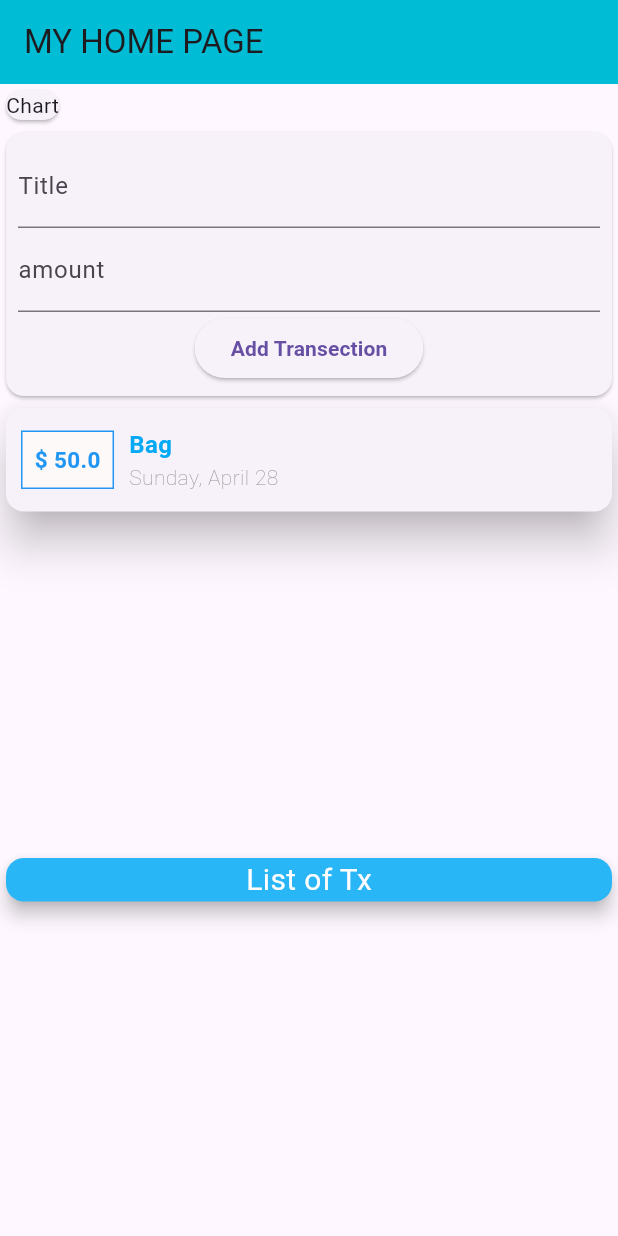
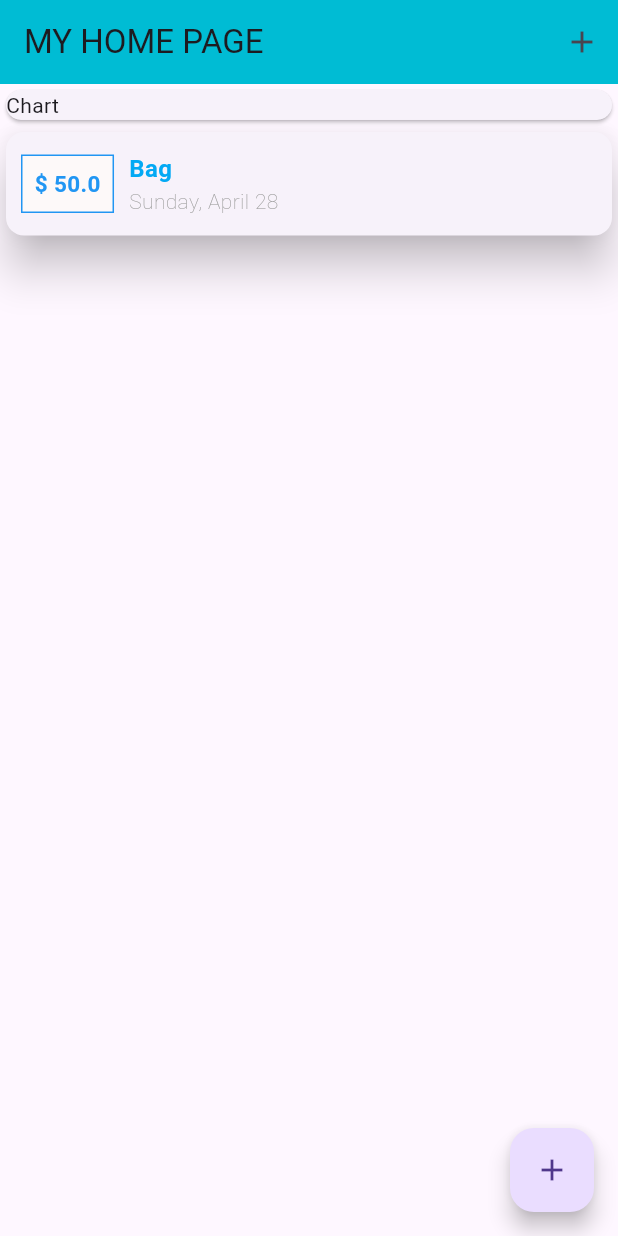
Before and after one commit to takiul-sumon/Personal-Expenens-App, a Flutter app: the screen it shows after launch, on a phone screen of 412 x 824 dp. Run offline on Flutter 3.47's test engine with Material 3 defaults, Android fonts, the phone set to English and light mode, and no system bars.

Commit message:
Little Modification

```diff
--- a/lib/main.dart
+++ b/lib/main.dart
@@ -1,57 +1,81 @@
 import 'package:flutter/material.dart';
-import 'package:personal_expenses/widget/user_transection.dart';
+import 'package:personal_expenses/widget/transectionlist.dart';
+
+import './widget/new_usertransection.dart';
+import './models/transection.dart';
 
 void main() {
   runApp(MyApp());
 }
 
-class MyApp extends StatelessWidget {
+class MyApp extends StatefulWidget {
+  @override
+  State<MyApp> createState() => _MyAppState();
+}
+
+class _MyAppState extends State<MyApp> {
+  final List<Transections> Usertransection = [
+    Transections(id: "f", title: "Bag", amount: 50, date: DateTime.now())
+  ];
+  void _addnewtransection(String txtitle, double amount) {
+    final Newtx = Transections(
+        id: DateTime.now().toString(),
+        title: txtitle,
+        amount: amount,
+        date: DateTime.now());
+    setState(() {
+      Usertransection.add(Newtx);
+    });
+  }
+
+  void _startaddnewtrasnsection(BuildContext ctx) {
+    showModalBottomSheet(
+        context: ctx,
+        builder: (_) {
+          return GestureDetector(
+            child: newtransection(_addnewtransection),
+            behavior: HitTestBehavior.opaque,
+          );
+        });
+  }
+
   @override
   Widget build(BuildContext context) {
     return MaterialApp(
       debugShowCheckedModeBanner: false,
-      title: "Sumon",
-      home: MyHomePage(),
-    );
-  }
-}
-
-class MyHomePage extends StatelessWidget {
-  final titleController = TextEditingController();
-  final amountController = TextEditingController();
-
-  @override
-  Widget build(BuildContext context) {
-    return Scaffold(
+      home: Scaffold(
         appBar: AppBar(
           title: Text("MY HOME PAGE"),
           backgroundColor: Colors.cyan,
+          actions: [
+            IconButton(
+                onPressed: () {
+                  _startaddnewtrasnsection(context);
+                },
+                icon: Icon(Icons.add))
+          ],
         ),
         body: SingleChildScrollView(
           child: Column(
             mainAxisAlignment: MainAxisAlignment.start,
             crossAxisAlignment: CrossAxisAlignment.start,
             children: [
-            Card(
+              Container(
+                width: double.infinity,
+                child: Card(
                   child: Text("Chart"),
                 ),
-            Usertransection(),
-            Card(
-              child: Container(
-                width: double.infinity,
-                child: Center(
-                  child: Text(
-                    "List of Tx",
-                    style: TextStyle(
-                        color: Color.fromARGB(255, 255, 253, 253),
-                        fontSize: 20),
+              ),
+              // Transectionlist(Usertransection),
+              Transectionlist(Usertransection)
+            ],
           ),
         ),
-              ),
-              color: Colors.lightBlue[400],
-              elevation: 5,
-            ),
-          ],
+        floatingActionButton: FloatingActionButton(
+          onPressed: () {
+            _startaddnewtrasnsection(context);
+          },
+          child: Icon(Icons.add),
         ),
       ),
     );
--- a/lib/widget/new_usertransection.dart
+++ b/lib/widget/new_usertransection.dart
@@ -1,9 +1,21 @@
 import 'package:flutter/material.dart';
 
-class newtransection extends StatelessWidget {
+// class newtransection extends StatefulWidget {
+
+
+//   @override
+//   State<newtransection> createState() => _newtransectionState();
+// }
+
+// class _newtransectionState extends State<newtransection> {
+
+
+  class newtransection extends StatelessWidget{
+
+  var titlecontroller = TextEditingController();
+
+  var amountcontroller = TextEditingController();
   final Function addtx;
-  var titlecontroller = TextEditingController();
-  var amountcontroller = TextEditingController();
 
   newtransection(this.addtx);
 
@@ -16,6 +28,8 @@ class newtransection extends StatelessWidget {
     }
 
     addtx(entertitle, enteramount);
+
+    // Navigator.of(context).pop();
   }
 
   @override
@@ -48,7 +62,7 @@ class newtransection extends StatelessWidget {
               onPressed: () {
                 submitdata();
               },
-            )
+            ),
           ],
         ),
       ),
--- a/lib/widget/user_transection.dart
+++ b/lib/widget/user_transection.dart
@@ -1,38 +1,26 @@
-import 'package:personal_expenses/models/transection.dart';
-import 'package:personal_expenses/widget/new_usertransection.dart';
-import './transectionlist.dart';
 
-import 'package:flutter/material.dart';
+// import 'package:personal_expenses/widget/new_usertransection.dart';
 
-class Usertransection extends StatefulWidget {
-  @override
-  State<StatefulWidget> createState() {
-    return _Usertransection();
-  }
-}
 
-class _Usertransection extends State<Usertransection> {
-  final List<Transections> Usertransection = [
-    Transections(id: "f", title: "Bag", amount: 50, date: DateTime.now())
-  ];
-  void _addnewtransection(String txtitle, double amount) {
-    final Newtx = Transections(
-        id: DateTime.now().toString(),
-        title: txtitle,
-        amount: amount,
-        date: DateTime.now());
-    setState(() {
-      Usertransection.add(Newtx);
-    });
-  }
+// import 'package:flutter/material.dart';
 
-  @override
-  Widget build(BuildContext context) {
-    return Column(
-      children: <Widget>[
-        newtransection(_addnewtransection),
-        Transectionlist(Usertransection)
-      ],
-    );
-  }
-}
+// class Usertransection extends StatefulWidget {
+//   @override
+//   State<StatefulWidget> createState() {
+//     return _Usertransection();
+//   }
+// }
+
+// class _Usertransection extends State<Usertransection> {
+
+
+//   @override
+//   Widget build(BuildContext context) {
+//     return Column(
+//       children: <Widget>[
+//         newtransection(_addnewtransection),
+
+//       ],
+//     );
+//   }
+// }
```
Lines whose indentation alone changed are shown as unchanged.
